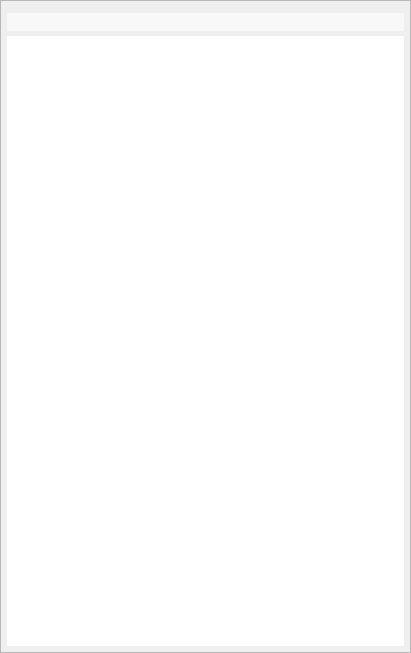
Before: the Qt Designer form src/mdaviz/resources/mda_file_table_view.ui in BCDA-APS/mdaviz, drawn with Qt 5.
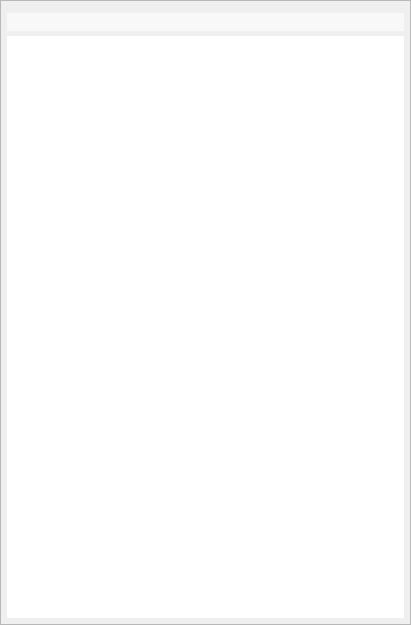
After: the same form once the commit is applied.

Commit message: ui: made filePath word-wrapped in mda_file_table_view.ui to avoid double scroll bar

The edit to the form file:
```diff
--- a/src/mdaviz/resources/mda_file_table_view.ui
+++ b/src/mdaviz/resources/mda_file_table_view.ui
@@ -7,7 +7,7 @@
     <x>0</x>
     <y>0</y>
     <width>411</width>
-    <height>653</height>
+    <height>625</height>
    </rect>
   </property>
   <property name="windowTitle">
@@ -37,7 +37,7 @@
         <x>0</x>
         <y>0</y>
         <width>409</width>
-        <height>651</height>
+        <height>623</height>
        </rect>
       </property>
       <layout class="QVBoxLayout" name="verticalLayout">
@@ -86,6 +86,9 @@
          <property name="frameShadow">
           <enum>QFrame::Raised</enum>
          </property>
+         <property name="horizontalScrollBarPolicy">
+          <enum>Qt::ScrollBarAsNeeded</enum>
+         </property>
          <property name="alternatingRowColors">
           <bool>true</bool>
          </property>
```
Left out of the diff: 3 changed lines with no effect on the pictures.
